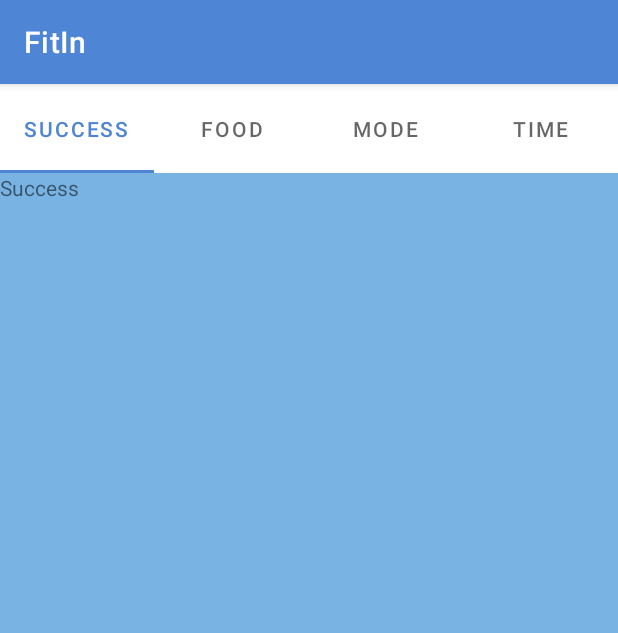
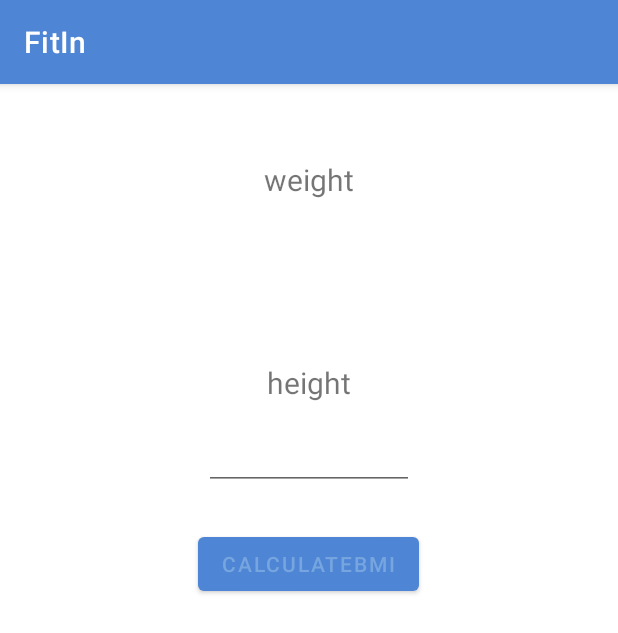
Before and after one commit to elvirmisini/MobileApp, an Android app: the FitnessActivity screen opened directly, with no data from a screen before it, after a tap on an icon or button, on a phone screen of 412 x 824 dp. Shown: the top 633 px of the screen. Run offline under Robolectric (Android 15) with nearby library versions, the light colour scheme and no system bars.

Commit message:
BMI activity

```diff
--- a/app/build.gradle
+++ b/app/build.gradle
@@ -43,6 +43,7 @@ dependencies {
     implementation 'com.tomer:fadingtextview:2.5'
     implementation 'com.google.android.gms:play-services-maps:17.0.1'
     implementation 'androidx.viewpager:viewpager:1.0.0'
+    implementation 'androidx.coordinatorlayout:coordinatorlayout:1.1.0'
     testImplementation 'junit:junit:4.+'
     implementation "androidx.viewpager:viewpager:1.0.0"
     implementation 'com.github.bumptech.glide:glide:4.11.0'
--- a/app/src/main/AndroidManifest.xml
+++ b/app/src/main/AndroidManifest.xml
@@ -52,6 +52,9 @@
             android:name=".AsyncTheTask"
             android:exported="true" />
         <activity
+            android:name=".BmiActivity"
+            android:exported="true" />
+        <activity
             android:name=".MainActivity"
             android:exported="true">
             <intent-filter>
--- /dev/null
+++ b/app/src/main/java/com/example/mobileapp/BmiActivity.java
@@ -0,0 +1,62 @@
+package com.example.mobileapp;
+
+import android.os.Bundle;
+import android.view.View;
+import android.widget.Button;
+import android.widget.EditText;
+import android.widget.TextView;
+
+import androidx.appcompat.app.AppCompatActivity;
+
+public class BmiActivity extends AppCompatActivity {
+
+    EditText weightText;
+    EditText heightText;
+    Button calculateButton;
+    TextView yourBIM;
+    TextView yourResult;
+
+    @Override
+    protected void onCreate(Bundle savedInstanceState) {
+        super.onCreate(savedInstanceState);
+        setContentView(R.layout.activity_bmi);
+    }
+
+    public void CalculateBMI(View view) {
+
+        double weight = 0;
+        double height = 0;
+        double bmi = 0;
+        String msg = "";
+
+        weightText = (EditText) findViewById(R.id.weight);
+        heightText = (EditText) findViewById(R.id.height);
+
+        calculateButton = (Button) findViewById(R.id.calc);
+
+        yourBIM = (TextView) findViewById(R.id.your_bim);
+        yourResult = (TextView) findViewById(R.id.result);
+
+        weight = Double.parseDouble(weightText.getText().toString());
+        height = Double.parseDouble(heightText.getText().toString());
+
+        bmi = height * height;
+        bmi = weight / bmi;
+
+        yourBIM.setText(String.valueOf(bmi));
+
+        if (bmi < 18.5) {
+            msg = "UnderWeight";
+        } else if (bmi > 18.5 && bmi < 24.9) {
+            msg = "Normal Weight";
+        } else if (bmi > 25 && bmi < 29.9) {
+            msg = "OverWeight";
+        }
+        else if (bmi>30){
+            msg = "Obesity";
+        }
+
+        yourResult.setText(msg);
+
+    }
+}
--- a/app/src/main/java/com/example/mobileapp/FitnessActivity.java
+++ b/app/src/main/java/com/example/mobileapp/FitnessActivity.java
@@ -96,7 +96,7 @@ import com.google.android.material.snackbar.Snackbar;
             @Override
             public void onClick(View v) {
                 // redirect to RegisterActivity
-                Intent intent = new Intent(getApplicationContext(), ExerciseActivity.class);
+                Intent intent = new Intent(getApplicationContext(), BmiActivity.class);
                 startActivity(intent);
             }
         });
--- /dev/null
+++ b/app/src/main/res/layout/activity_bmi.xml
@@ -0,0 +1,70 @@
+<?xml version="1.0" encoding="utf-8"?>
+<LinearLayout xmlns:android="http://schemas.android.com/apk/res/android"
+    xmlns:tools="http://schemas.android.com/tools"
+    android:id="@+id/activity_main"
+    android:layout_width="match_parent"
+    android:layout_height="match_parent"
+    android:orientation="vertical"
+    tools:context=".BmiActivity">
+
+    <TextView
+        android:text="weight"
+        android:layout_width="wrap_content"
+        android:layout_height="wrap_content"
+        android:layout_gravity="center_horizontal"
+        android:gravity="center_horizontal"
+        android:layout_marginTop="50dp"
+        android:textSize="20sp"
+        />
+
+    <EditText
+        android:id="@+id/weight"
+        android:layout_width="wrap_content"
+        android:layout_height="wrap_content"
+        android:layout_gravity="center_horizontal"
+        android:layout_marginTop="10dp"
+        android:ems="6"
+        android:inputType="number|numberDecimal"
+        android:textSize="20sp"/>
+
+    <TextView
+        android:text="height"
+        android:layout_width="wrap_content"
+        android:layout_height="wrap_content"
+        android:layout_gravity="center_horizontal"
+        android:gravity="center_horizontal"
+        android:layout_marginTop="50dp"
+        android:textSize="20sp"
+        android:id="@+id/your_bim"/>
+
+    <EditText
+        android:id="@+id/height"
+        android:layout_width="wrap_content"
+        android:layout_height="wrap_content"
+        android:layout_gravity="center_horizontal"
+        android:layout_marginTop="10dp"
+        android:ems="6"
+        android:inputType="number|numberDecimal"
+        android:textSize="20sp"/>
+
+    <Button
+        android:id="@+id/calc"
+        android:layout_width="wrap_content"
+        android:layout_height="wrap_content"
+        android:layout_gravity="center_horizontal"
+        android:layout_marginTop="25dp"
+        android:onClick="CalculateBMI"
+        android:text="calculateBMI"
+        />
+
+    <TextView
+        android:id="@+id/result"
+        android:layout_width="wrap_content"
+        android:layout_height="wrap_content"
+        android:layout_gravity="center_horizontal"
+        android:gravity="center_horizontal"
+        android:layout_marginTop="25dp"
+        android:textSize="20sp"
+        />
+
+</LinearLayout>
--- a/app/src/main/res/layout/activity_fitness.xml
+++ b/app/src/main/res/layout/activity_fitness.xml
@@ -61,7 +61,7 @@
             android:layout_alignRight="@+id/gymFood"
             android:layout_margin="1dp"
             android:gravity="center"
-            android:text="@string/food"
+            android:text="@string/bmicalculator"
             android:textColor="#000000"
             android:paddingTop="100dp"
             />
--- a/app/src/main/res/values/strings.xml
+++ b/app/src/main/res/values/strings.xml
@@ -59,5 +59,6 @@
     <string name="homeW">Home workouts</string>
     <string name="muscle">Muscle Growth</string>
     <string name="total">Total Body</string>
+    <string name="bmicalculator">BMI Calculator</string>
 
 </resources>
```
